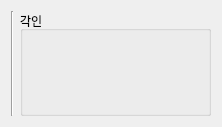
Old version of the form function/setting_ranking/setting_info.ui in the repository Wseop/loa-manager-qt-client.
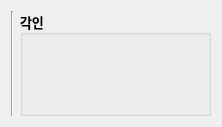
New version of the form.

Commit message: FEAT:SettingRanking UI Renewal

```diff
--- a/function/setting_ranking/setting_info.ui
+++ b/function/setting_ranking/setting_info.ui
@@ -33,6 +33,13 @@
       <layout class="QHBoxLayout" name="hLayoutEngrave">
        <item>
         <widget class="QGroupBox" name="groupEngrave">
+         <property name="font">
+          <font>
+           <family>나눔스퀘어_ac Bold</family>
+           <pointsize>10</pointsize>
+           <bold>true</bold>
+          </font>
+         </property>
          <property name="title">
           <string>각인</string>
          </property>
```
The commit also changes 5 other files.
